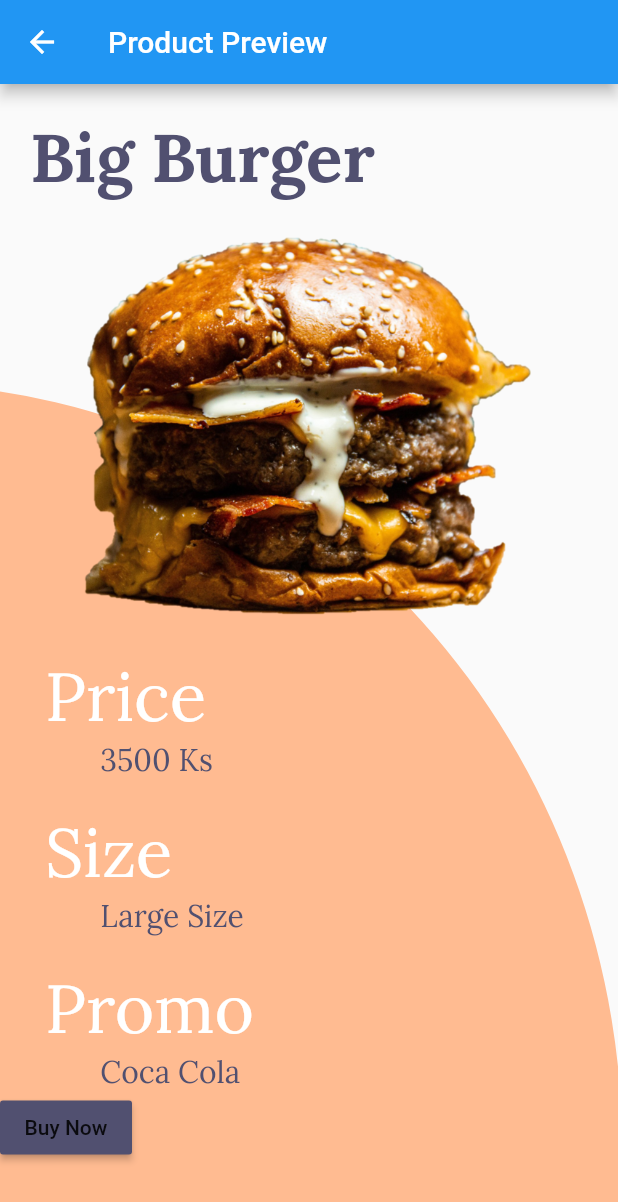
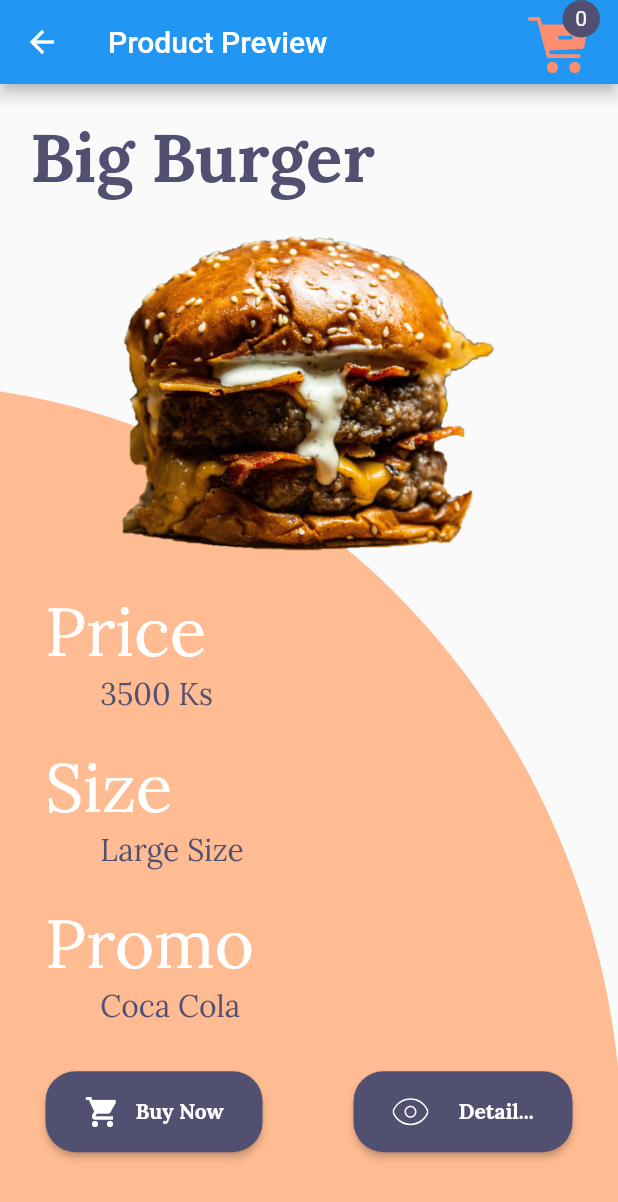
Before and after one commit to BrighterMyanmar/Flutter-Ecommerce-Project-Online-Batch-2, a Flutter app: the Preview screen opened by its route, on a phone screen of 412 x 824 dp. Shown: the top 1202 px of the screen. Run offline on Flutter 3.47's test engine with Material 2 defaults, Android fonts, the phone set to English and light mode, and no system bars; our stand-ins replace card_swiper, flutter_svg.

Commit message:
Detail Page Starting

```diff
--- a/lib/pages/Preview.dart
+++ b/lib/pages/Preview.dart
@@ -1,6 +1,9 @@
 import 'package:commerce/helper/ArchPainter.dart';
+import 'package:commerce/pages/Detail.dart';
 import 'package:commerce/utils/Constants.dart';
+import 'package:flutter/cupertino.dart';
 import 'package:flutter/material.dart';
+import 'package:flutter_svg/flutter_svg.dart';
 
 class Preview extends StatefulWidget {
   const Preview({Key? key}) : super(key: key);
@@ -10,12 +13,42 @@ class Preview extends StatefulWidget {
 }
 
 class _PreviewState extends State<Preview> {
+  var cartCount = 0;
   @override
   Widget build(BuildContext context) {
     var msize = MediaQuery.of(context).size;
     return Scaffold(
-        appBar: AppBar(title: Text("Product Preview")),
-        body: Stack(
+        appBar: AppBar(
+          title: Text("Product Preview"),
+          actions: [
+            Stack(
+              children: [
+                Padding(
+                  padding: const EdgeInsets.fromLTRB(0, 10, 20, 0),
+                  child: SvgPicture.asset(
+                    "assets/icons/cart.svg",
+                    color: Constants.accent,
+                    width: 40,
+                  ),
+                ),
+                Positioned(
+                  right: 12,
+                  child: Container(
+                    width:25,
+                    height:25,
+                    decoration: BoxDecoration(
+                      color: Constants.normal,
+                      borderRadius: BorderRadius.all(Radius.circular(25))
+                    ),
+                    child: Center(child: Text("$cartCount")),
+                  ),
+                )
+              ],
+            )
+          ],
+        ),
+        body: SingleChildScrollView(
+          child: Stack(
             children: [
               CustomPaint(painter: ArchPainter(msize)),
               Column(crossAxisAlignment: CrossAxisAlignment.start, children: [
@@ -30,23 +63,70 @@ class _PreviewState extends State<Preview> {
                           fontFamily: "English")),
                 ),
                 SizedBox(height: 20),
-              Center(child: Image.asset("assets/images/bur.png", width: 300)),
-              SizedBox(height:20),
+                Center(child: Image.asset("assets/images/bur.png", width: 250)),
+                SizedBox(height: 20),
                 _buildRichText("Price\n", "\t\t\t\t\t\t\t3500 Ks"),
-              SizedBox(height:20),
+                SizedBox(height: 20),
                 _buildRichText("Size\n", "\t\t\t\t\t\t\tLarge Size"),
-              SizedBox(height:20),
+                SizedBox(height: 20),
                 _buildRichText("Promo\n", "\t\t\t\t\t\t\tCoca Cola"),
-              Row(children: [
+                SizedBox(height: 30),
+                Row(
+                  mainAxisAlignment: MainAxisAlignment.spaceAround,
+                  children: [
                     RaisedButton(
-                  onPressed: (){},
+                        onPressed: () {
+                          setState(() {
+                            cartCount++;
+                          });
+                        },
                         color: Constants.normal,
-                  child: Text("Buy Now"),
+                        shape: RoundedRectangleBorder(
+                            borderRadius:
+                                BorderRadius.all(Radius.circular(20))),
+                        child: Padding(
+                          padding: const EdgeInsets.symmetric(
+                              horizontal: 10, vertical: 15),
+                          child: Row(
+                            children: [
+                              Icon(Icons.shopping_cart, color: Colors.white),
+                              SizedBox(width: 10),
+                              Text("Buy Now",
+                                  style: TextStyle(
+                                      color: Colors.white,
+                                      fontFamily: "English",
+                                      fontWeight: FontWeight.bold))
+                            ],
+                          ),
+                        )),
+                    RaisedButton(
+                        onPressed: () => Navigator.push(context,
+                            MaterialPageRoute(builder: (context) => Detail())),
+                        color: Constants.normal,
+                        shape: RoundedRectangleBorder(
+                            borderRadius:
+                                BorderRadius.all(Radius.circular(20))),
+                        child: Padding(
+                          padding: const EdgeInsets.symmetric(
+                              horizontal: 10, vertical: 15),
+                          child: Row(
+                            children: [
+                              SvgPicture.asset("assets/icons/eye.svg",
+                                  color: Colors.white),
+                              SizedBox(width: 20),
+                              Text("Detail...",
+                                  style: TextStyle(
+                                      color: Colors.white,
+                                      fontFamily: "English",
+                                      fontWeight: FontWeight.bold))
+                            ],
+                          ),
+                        ))
+                  ],
                 )
-              ],)
-            ] ),
-
+              ]),
             ],
+          ),
         ));
   }
 
--- a/lib/utils/Constants.dart
+++ b/lib/utils/Constants.dart
@@ -8,4 +8,9 @@ class Constants{
   static const Color yellow = Color(0xffFDC054);
   static const Color darkGrey = Color(0xff202020);
   static const Color transparentYellow = Color.fromRGBO(253, 184, 70, 0.7);
+
+  static String sarTar = """
+  Finally, we have PageTransformer like android, just set a transformer to Swiper, it returns a widget that has been transformed. For now, only support for layout DEFAULT. Thanks to @FlutterRocks ,you've done great job
+  """;
+
 }
```
Also changed, not shown: lib/pages/Detail.dart (+104 -0 lines). Lines whose indentation alone changed are shown as unchanged.
